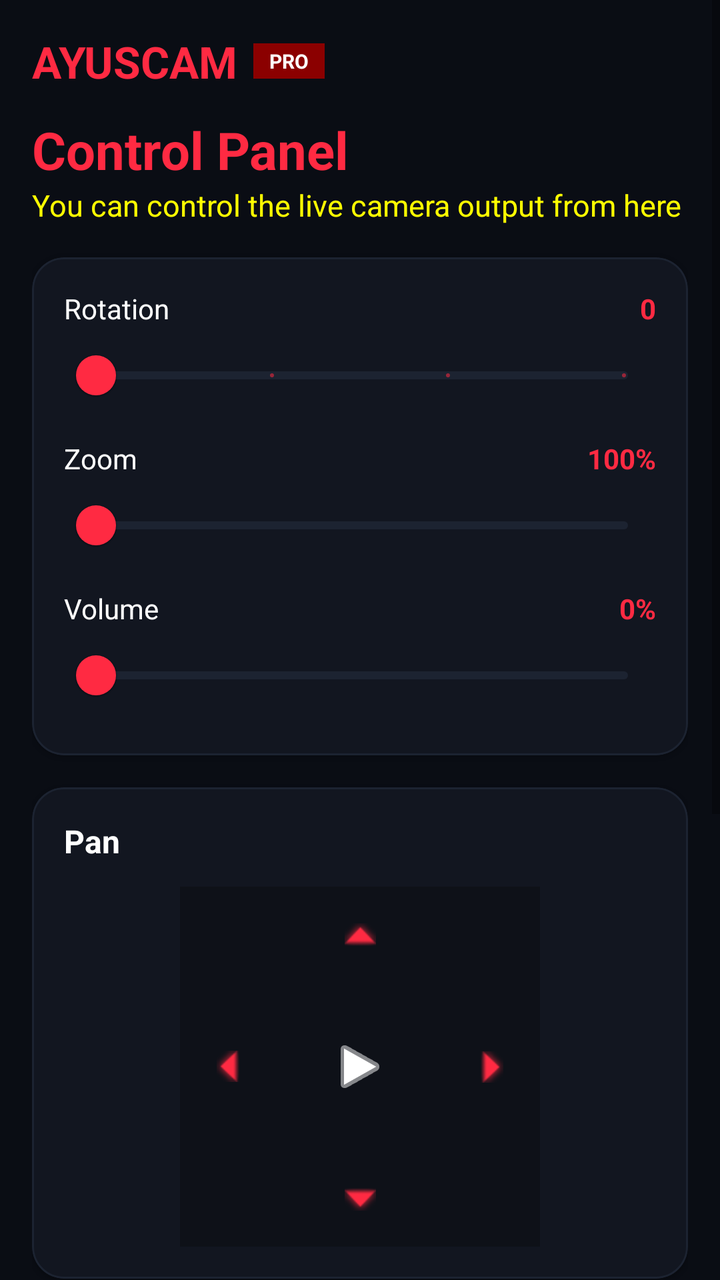
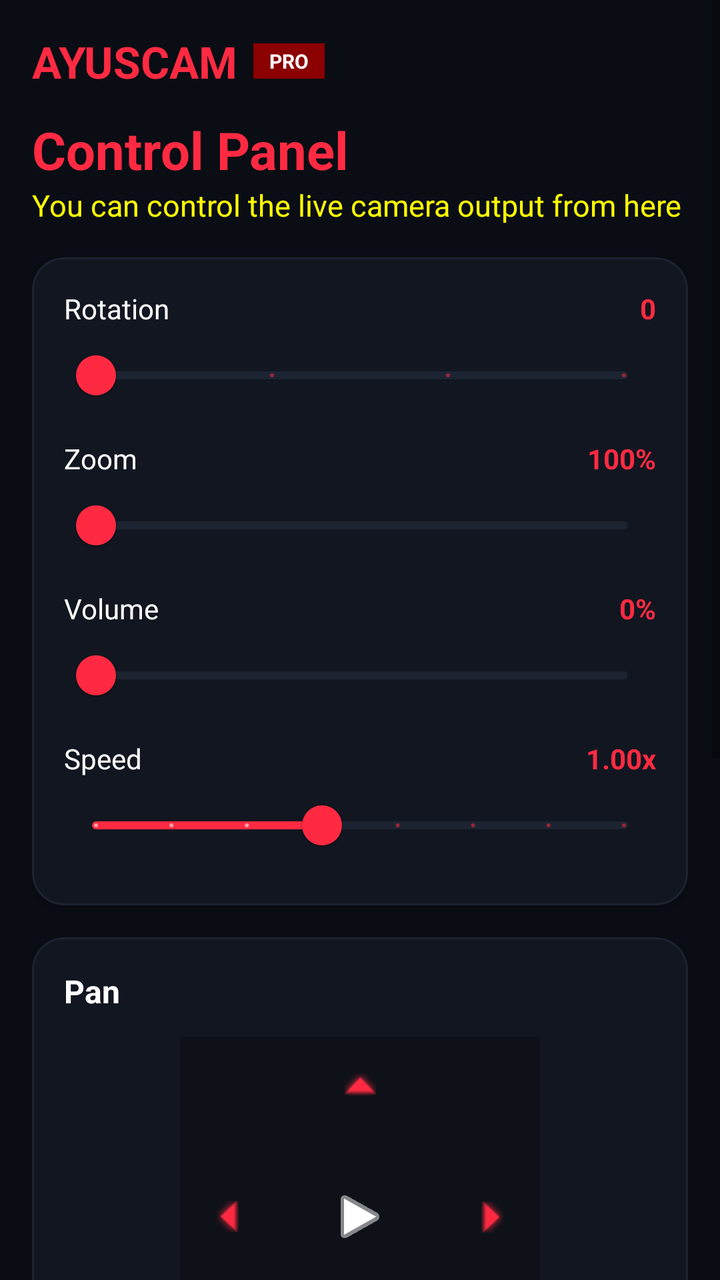

The first picture is an Android layout as it rendered before a commit; the second is the same layout after the commit. The layout source and the unified diff follow.
<!-- AndroidManifest.xml: application theme Theme.VCAM -->
<!-- res/layout/fragment_control.xml -->
<?xml version="1.0" encoding="utf-8"?>
<ScrollView xmlns:android="http://schemas.android.com/apk/res/android"
    xmlns:app="http://schemas.android.com/apk/res-auto"
    android:layout_width="match_parent"
    android:layout_height="match_parent"
    android:background="@color/bg_black"
    android:fillViewport="true">

    <LinearLayout
        android:layout_width="match_parent"
        android:layout_height="wrap_content"
        android:orientation="vertical"
        android:padding="16dp">

        <LinearLayout
            android:layout_width="match_parent"
            android:layout_height="wrap_content"
            android:gravity="center_vertical"
            android:orientation="horizontal"
            android:layout_marginBottom="4dp">

            <TextView
                android:layout_width="wrap_content"
                android:layout_height="wrap_content"
                android:text="AYUSCAM"
                android:textColor="@color/accent_red"
                android:textSize="22sp"
                android:textStyle="bold" />

            <TextView
                android:layout_width="wrap_content"
                android:layout_height="wrap_content"
                android:layout_marginStart="8dp"
                android:background="@color/accent_red_dark"
                android:paddingStart="8dp"
                android:paddingTop="2dp"
                android:paddingEnd="8dp"
                android:paddingBottom="2dp"
                android:text="@string/app_badge"
                android:textColor="@color/text_main"
                android:textSize="10sp"
                android:textStyle="bold" />
        </LinearLayout>

        <TextView
            android:layout_width="wrap_content"
            android:layout_height="wrap_content"
            android:text="@string/control_center"
            android:textColor="@color/accent_red"
            android:textSize="26sp"
            android:textStyle="bold"
            android:layout_marginTop="8dp"/>

        <TextView
            android:layout_width="wrap_content"
            android:layout_height="wrap_content"
            android:text="@string/control_center_desc"
            android:textColor="#FFFF00"
            android:textSize="15sp"
            android:layout_marginBottom="16dp"/>

        <com.google.android.material.card.MaterialCardView
            android:layout_width="match_parent"
            android:layout_height="wrap_content"
            android:layout_marginBottom="16dp"
            app:cardBackgroundColor="@color/card_dark"
            app:cardCornerRadius="16dp"
            app:strokeColor="@color/card_stroke"
            app:strokeWidth="1dp">

            <LinearLayout
                android:layout_width="match_parent"
                android:layout_height="wrap_content"
                android:orientation="vertical"
                android:padding="16dp">

                <RelativeLayout
                    android:layout_width="match_parent"
                    android:layout_height="wrap_content">

                    <TextView
                        android:layout_width="wrap_content"
                        android:layout_height="wrap_content"
                        android:text="@string/rotation"
                        android:textColor="@color/text_main"
                        android:textSize="14sp" />

                    <TextView
                        android:id="@+id/tv_rotation_val"
                        android:layout_width="wrap_content"
                        android:layout_height="wrap_content"
                        android:layout_alignParentEnd="true"
                        android:text="0"
                        android:textColor="@color/accent_red"
                        android:textStyle="bold" />
                </RelativeLayout>

                <com.google.android.material.slider.Slider
                    android:id="@+id/slider_rotation"
                    android:layout_width="match_parent"
                    android:layout_height="wrap_content"
                    android:valueFrom="0"
                    android:valueTo="270"
                    android:stepSize="90"
                    app:thumbColor="@color/accent_red"
                    app:trackColorActive="@color/accent_red"
                    app:trackColorInactive="@color/card_stroke" />

                <RelativeLayout
                    android:layout_width="match_parent"
                    android:layout_height="wrap_content"
                    android:layout_marginTop="8dp">

                    <TextView
                        android:layout_width="wrap_content"
                        android:layout_height="wrap_content"
                        android:text="@string/zoom"
                        android:textColor="@color/text_main"
                        android:textSize="14sp" />

                    <TextView
                        android:id="@+id/tv_zoom_val"
                        android:layout_width="wrap_content"
                        android:layout_height="wrap_content"
                        android:layout_alignParentEnd="true"
                        android:text="100%"
                        android:textColor="@color/accent_red"
                        android:textStyle="bold" />
                </RelativeLayout>

                <com.google.android.material.slider.Slider
                    android:id="@+id/slider_zoom"
                    android:layout_width="match_parent"
                    android:layout_height="wrap_content"
                    android:valueFrom="0"
                    android:valueTo="200"
                    app:thumbColor="@color/accent_red"
                    app:trackColorActive="@color/accent_red"
                    app:trackColorInactive="@color/card_stroke" />

                <RelativeLayout
                    android:layout_width="match_parent"
                    android:layout_height="wrap_content"
                    android:layout_marginTop="8dp">

                    <TextView
                        android:layout_width="wrap_content"
                        android:layout_height="wrap_content"
                        android:text="@string/volume"
                        android:textColor="@color/text_main"
                        android:textSize="14sp" />

                    <TextView
                        android:id="@+id/tv_volume_val"
                        android:layout_width="wrap_content"
                        android:layout_height="wrap_content"
                        android:layout_alignParentEnd="true"
                        android:text="0%"
                        android:textColor="@color/accent_red"
                        android:textStyle="bold" />
                </RelativeLayout>

                <com.google.android.material.slider.Slider
                    android:id="@+id/slider_volume"
                    android:layout_width="match_parent"
                    android:layout_height="wrap_content"
                    android:valueFrom="0"
                    android:valueTo="100"
                    app:thumbColor="@color/accent_red"
                    app:trackColorActive="@color/accent_red"
                    app:trackColorInactive="@color/card_stroke" />

            </LinearLayout>

        </com.google.android.material.card.MaterialCardView>

        <com.google.android.material.card.MaterialCardView
            android:layout_width="match_parent"
            android:layout_height="wrap_content"
            android:layout_marginBottom="16dp"
            app:cardBackgroundColor="@color/card_dark"
            app:cardCornerRadius="16dp"
            app:strokeColor="@color/card_stroke"
            app:strokeWidth="1dp">

            <LinearLayout
                android:layout_width="match_parent"
                android:layout_height="wrap_content"
                android:orientation="vertical"
                android:padding="16dp">

                <TextView
                    android:layout_width="wrap_content"
                    android:layout_height="wrap_content"
                    android:text="@string/pan"
                    android:textColor="@color/text_main"
                    android:textSize="16sp"
                    android:textStyle="bold" />

                <RelativeLayout
                    android:layout_width="180dp"
                    android:layout_height="180dp"
                    android:layout_gravity="center_horizontal"
                    android:layout_marginTop="12dp"
                    android:background="@color/inner_box_dark">

                    <ImageButton
                        android:id="@+id/btn_pan_up"
                        android:layout_width="48dp"
                        android:layout_height="48dp"
                        android:layout_alignParentTop="true"
                        android:layout_centerHorizontal="true"
                        android:background="?attr/selectableItemBackgroundBorderless"
                        android:src="@android:drawable/arrow_up_float"
                        app:tint="@color/accent_red" />

                    <ImageButton
                        android:id="@+id/btn_pan_down"
                        android:layout_width="48dp"
                        android:layout_height="48dp"
                        android:layout_alignParentBottom="true"
                        android:layout_centerHorizontal="true"
                        android:background="?attr/selectableItemBackgroundBorderless"
                        android:src="@android:drawable/arrow_down_float"
                        app:tint="@color/accent_red" />

                    <ImageButton
                        android:id="@+id/btn_pan_left"
                        android:layout_width="48dp"
                        android:layout_height="48dp"
                        android:layout_alignParentStart="true"
                        android:layout_centerVertical="true"
                        android:background="?attr/selectableItemBackgroundBorderless"
                        android:src="@android:drawable/arrow_up_float"
                        android:rotation="-90"
                        app:tint="@color/accent_red" />

                    <ImageButton
                        android:id="@+id/btn_pan_right"
                        android:layout_width="48dp"
                        android:layout_height="48dp"
                        android:layout_alignParentEnd="true"
                        android:layout_centerVertical="true"
                        android:background="?attr/selectableItemBackgroundBorderless"
                        android:src="@android:drawable/arrow_up_float"
                        android:rotation="90"
                        app:tint="@color/accent_red" />

                    <ImageButton
                        android:id="@+id/btn_pan_center"
                        android:layout_width="48dp"
                        android:layout_height="48dp"
                        android:layout_centerInParent="true"
                        android:background="?attr/selectableItemBackgroundBorderless"
                        android:src="@android:drawable/ic_media_play"
                        app:tint="@color/text_main" />

                </RelativeLayout>

            </LinearLayout>

        </com.google.android.material.card.MaterialCardView>

        <com.google.android.material.card.MaterialCardView
            android:layout_width="match_parent"
            android:layout_height="wrap_content"
            android:layout_marginBottom="16dp"
            app:cardBackgroundColor="@color/card_dark"
            app:cardCornerRadius="16dp"
            app:strokeColor="@color/card_stroke"
            app:strokeWidth="1dp">

            <LinearLayout
                android:layout_width="match_parent"
                android:layout_height="wrap_content"
                android:orientation="vertical"
                android:padding="16dp">

                <TextView
                    android:layout_width="wrap_content"
                    android:layout_height="wrap_content"
                    android:text="@string/quick_tools"
                    android:textColor="@color/text_main"
                    android:textSize="16sp"
                    android:textStyle="bold" />

                <com.google.android.material.button.MaterialButton
                    android:id="@+id/btn_hud_toggle"
                    android:layout_width="match_parent"
                    android:layout_height="52dp"
                    android:layout_marginTop="12dp"
                    android:text="@string/show_floating_hud"
                    android:textColor="@color/text_main"
                    app:backgroundTint="@color/accent_red"
                    app:cornerRadius="10dp" />

            </LinearLayout>

        </com.google.android.material.card.MaterialCardView>

        <com.google.android.material.card.MaterialCardView
            android:layout_width="match_parent"
            android:layout_height="wrap_content"
            android:layout_marginBottom="80dp"
            app:cardBackgroundColor="@color/card_dark"
            app:cardCornerRadius="16dp"
            app:strokeColor="@color/card_stroke"
            app:strokeWidth="1dp">

            <LinearLayout
                android:layout_width="match_parent"
                android:layout_height="wrap_content"
                android:orientation="vertical"
                android:padding="16dp">

                <TextView
                    android:layout_width="wrap_content"
                    android:layout_height="wrap_content"
                    android:text="@string/aspect_ratio"
                    android:textColor="@color/text_main"
                    android:textSize="16sp"
                    android:textStyle="bold" />

                <LinearLayout
                    android:layout_width="match_parent"
                    android:layout_height="wrap_content"
                    android:layout_marginTop="12dp"
                    android:orientation="horizontal"
                    android:weightSum="3">

                    <com.google.android.material.button.MaterialButton
                        android:id="@+id/btn_scale_fill"
                        android:layout_width="0dp"
                        android:layout_height="wrap_content"
                        android:layout_marginEnd="4dp"
                        android:layout_weight="1"
                        android:text="@string/fill"
                        android:textColor="@color/text_main"
                        app:backgroundTint="@color/inner_box_dark"
                        app:cornerRadius="8dp" />

                    <com.google.android.material.button.MaterialButton
                        android:id="@+id/btn_scale_stretch"
                        android:layout_width="0dp"
                        android:layout_height="wrap_content"
                        android:layout_marginEnd="4dp"
                        android:layout_weight="1"
                        android:text="@string/stretch"
                        android:textColor="@color/text_main"
                        app:backgroundTint="@color/inner_box_dark"
                        app:cornerRadius="8dp" />

                    <com.google.android.material.button.MaterialButton
                        android:id="@+id/btn_scale_fit"
                        android:layout_width="0dp"
                        android:layout_height="wrap_content"
                        android:layout_weight="1"
                        android:text="@string/fit"
                        android:textColor="@color/text_main"
                        app:backgroundTint="@color/inner_box_dark"
                        app:cornerRadius="8dp" />
                </LinearLayout>

            </LinearLayout>

        </com.google.android.material.card.MaterialCardView>

    </LinearLayout>

</ScrollView>
<!-- resources referenced by this layout -->
<resources>
  <color name="accent_red">#FF2A42</color>
  <color name="accent_red_dark">#8B0000</color>
  <color name="bg_black">#0A0D14</color>
  <color name="card_dark">#121620</color>
  <color name="card_stroke">#1C2331</color>
  <color name="inner_box_dark">#0E1118</color>
  <color name="text_main">#FFFFFF</color>
  <string name="app_badge">PRO</string>
  <string name="aspect_ratio">Aspect Ratio</string>
  <string name="control_center">Control Panel</string>
  <string name="control_center_desc">You can control the live camera output from here</string>
  <string name="fill">Fill</string>
  <string name="fit">Fit</string>
  <string name="pan">Pan</string>
  <string name="quick_tools">Quick Tools &amp; Floating Overlay</string>
  <string name="rotation">Rotation</string>
  <string name="show_floating_hud">Show Floating Window</string>
  <string name="stretch">Stretch</string>
  <string name="volume">Volume</string>
  <string name="zoom">Zoom</string>
  <style name="Theme.VCAM" parent="Theme.MaterialComponents.DayNight.NoActionBar">
          <item name="colorPrimary">@color/accent_red</item>
          <item name="colorPrimaryVariant">@color/bg_black</item>
          <item name="colorOnPrimary">@color/text_main</item>
          <item name="colorSecondary">@color/accent_red</item>
          <item name="android:windowBackground">@color/bg_black</item>
          <item name="android:textColor">@color/text_main</item>
      </style>
</resources>

<!-- the commit's change to res/layout/fragment_control.xml (unified diff, before → after) -->
@@ -77,14 +77,12 @@
                 <RelativeLayout
                     android:layout_width="match_parent"
                     android:layout_height="wrap_content">
-
                     <TextView
                         android:layout_width="wrap_content"
                         android:layout_height="wrap_content"
                         android:text="@string/rotation"
                         android:textColor="@color/text_main"
                         android:textSize="14sp" />
-
                     <TextView
                         android:id="@+id/tv_rotation_val"
                         android:layout_width="wrap_content"
@@ -110,14 +108,12 @@
                     android:layout_width="match_parent"
                     android:layout_height="wrap_content"
                     android:layout_marginTop="8dp">
-
                     <TextView
                         android:layout_width="wrap_content"
                         android:layout_height="wrap_content"
                         android:text="@string/zoom"
                         android:textColor="@color/text_main"
                         android:textSize="14sp" />
-
                     <TextView
                         android:id="@+id/tv_zoom_val"
                         android:layout_width="wrap_content"
@@ -134,6 +130,7 @@
                     android:layout_height="wrap_content"
                     android:valueFrom="0"
                     android:valueTo="200"
+                    app:stepSize="1"
                     app:thumbColor="@color/accent_red"
                     app:trackColorActive="@color/accent_red"
                     app:trackColorInactive="@color/card_stroke" />
@@ -142,14 +139,12 @@
                     android:layout_width="match_parent"
                     android:layout_height="wrap_content"
                     android:layout_marginTop="8dp">
-
                     <TextView
                         android:layout_width="wrap_content"
                         android:layout_height="wrap_content"
                         android:text="@string/volume"
                         android:textColor="@color/text_main"
                         android:textSize="14sp" />
-
                     <TextView
                         android:id="@+id/tv_volume_val"
                         android:layout_width="wrap_content"
@@ -166,12 +161,44 @@
                     android:layout_height="wrap_content"
                     android:valueFrom="0"
                     android:valueTo="100"
+                    app:stepSize="1"
                     app:thumbColor="@color/accent_red"
                     app:trackColorActive="@color/accent_red"
                     app:trackColorInactive="@color/card_stroke" />
 
+                <RelativeLayout
+                    android:layout_width="match_parent"
+                    android:layout_height="wrap_content"
+                    android:layout_marginTop="8dp">
+                    <TextView
+                        android:layout_width="wrap_content"
+                        android:layout_height="wrap_content"
+                        android:text="Speed"
+                        android:textColor="@color/text_main"
+                        android:textSize="14sp" />
+                    <TextView
+                        android:id="@+id/tv_speed_val"
+                        android:layout_width="wrap_content"
+                        android:layout_height="wrap_content"
+                        android:layout_alignParentEnd="true"
+                        android:text="1.00x"
+                        android:textColor="@color/accent_red"
+                        android:textStyle="bold" />
+                </RelativeLayout>
+
+                <com.google.android.material.slider.Slider
+                    android:id="@+id/slider_speed"
+                    android:layout_width="match_parent"
+                    android:layout_height="wrap_content"
+                    android:valueFrom="0.25"
+                    android:valueTo="2.0"
+                    android:stepSize="0.25"
+                    android:value="1.0"
+                    app:thumbColor="@color/accent_red"
+                    app:trackColorActive="@color/accent_red"
+                    app:trackColorInactive="@color/card_stroke" />
+
             </LinearLayout>
-
         </com.google.android.material.card.MaterialCardView>
 
         <com.google.android.material.card.MaterialCardView
@@ -256,9 +283,7 @@
                         app:tint="@color/text_main" />
 
                 </RelativeLayout>
-
             </LinearLayout>
-
         </com.google.android.material.card.MaterialCardView>
 
         <com.google.android.material.card.MaterialCardView
@@ -295,7 +320,6 @@
                     app:cornerRadius="10dp" />
 
             </LinearLayout>
-
         </com.google.android.material.card.MaterialCardView>
 
         <com.google.android.material.card.MaterialCardView
@@ -359,12 +383,9 @@
                         android:textColor="@color/text_main"
                         app:backgroundTint="@color/inner_box_dark"
                         app:cornerRadius="8dp" />
+
                 </LinearLayout>
-
             </LinearLayout>
-
         </com.google.android.material.card.MaterialCardView>
-
     </LinearLayout>
-
 </ScrollView>
